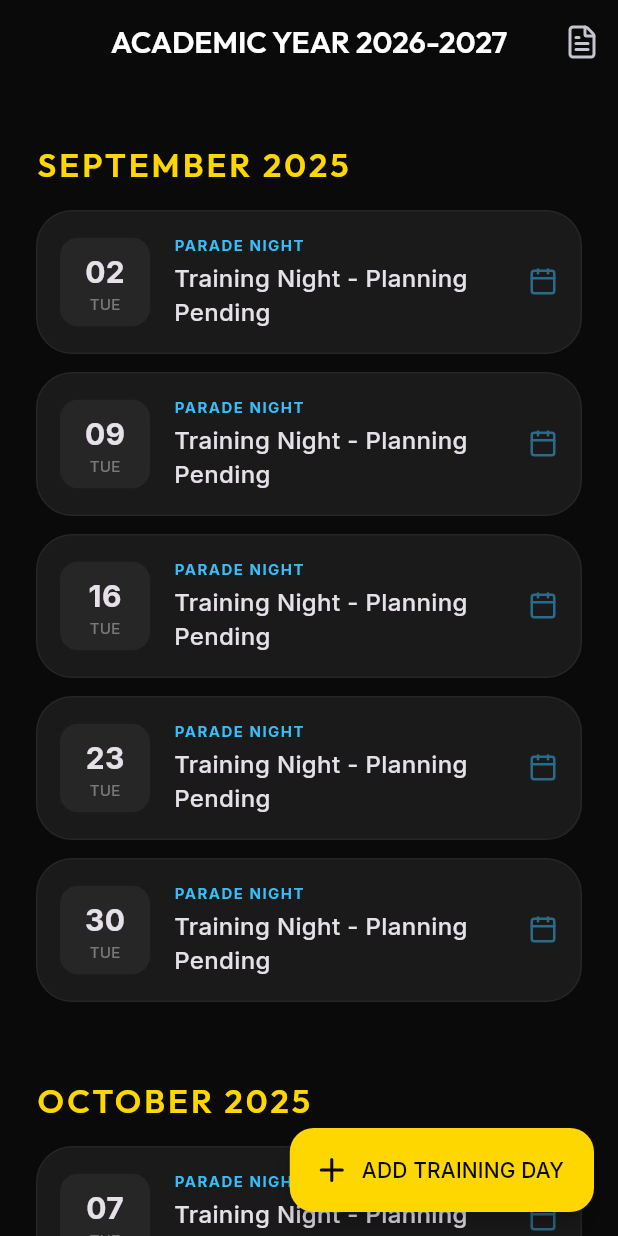
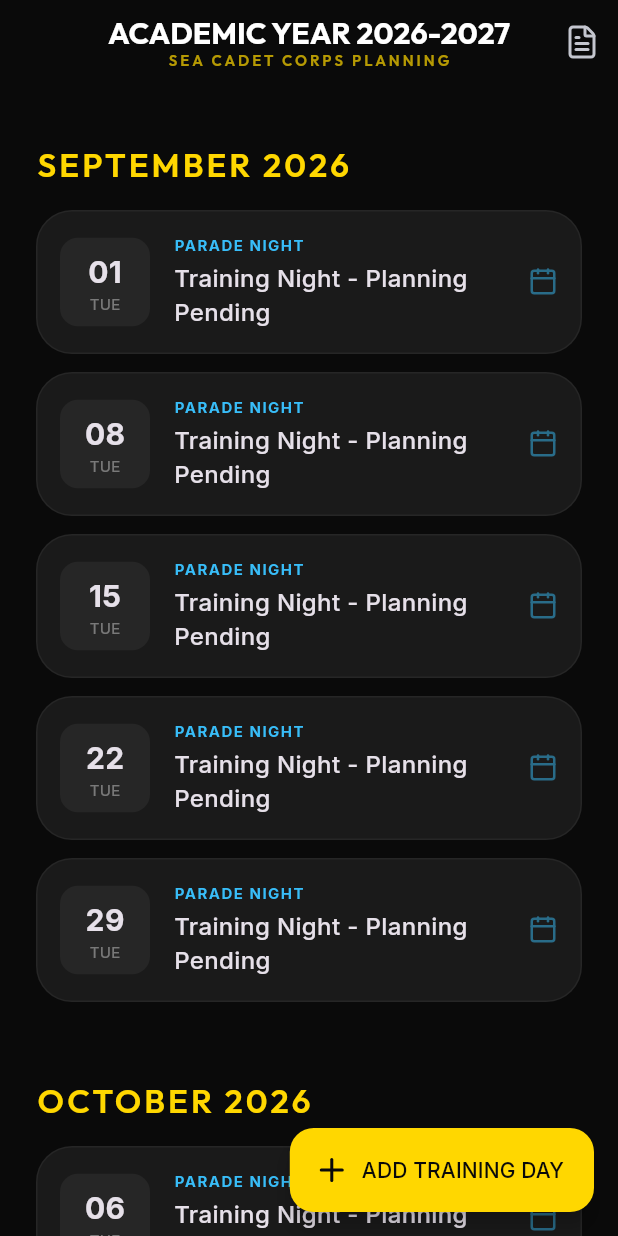
Before and after one commit to jonh2oman/training-officer-tool, a Flutter app: the screen it shows after launch, on a phone screen of 412 x 824 dp. Run offline on Flutter 3.47's test engine with Material 3 defaults, Android fonts, the phone set to English and light mode, and no system bars; our stand-ins replace flutter_riverpod, go_router, google_fonts, lucide_icons.

Commit message:
Fix: Header readability, academic year dates, and navigation routing

```diff
--- a/lib/src/features/calendar/application/training_controller.dart
+++ b/lib/src/features/calendar/application/training_controller.dart
@@ -27,9 +27,8 @@ class TrainingController extends StateNotifier<TrainingState> {
   }
 
   void _initializeAcademicYear() {
-    // Basic logic to find all Tuesdays between Sep 1 and Jun 30
-    final now = DateTime.now();
-    final startYear = now.month >= 9 ? now.year : now.year - 1;
+    // Setting specifically for the 2026-2027 academic year
+    const startYear = 2026;
     final startDate = DateTime(startYear, 9, 1);
     final endDate = DateTime(startYear + 1, 6, 30);
 
--- a/lib/src/features/calendar/presentation/academic_calendar_screen.dart
+++ b/lib/src/features/calendar/presentation/academic_calendar_screen.dart
@@ -22,7 +22,23 @@ class AcademicCalendarScreen extends ConsumerWidget {
 
     return Scaffold(
       appBar: AppBar(
-        title: const Text('ACADEMIC YEAR 2026-2027'),
+        title: Column(
+          children: [
+            Text(
+              'ACADEMIC YEAR 2026-2027',
+              style: TextStyle(color: Colors.white, fontWeight: FontWeight.bold),
+            ),
+            Text(
+              'SEA CADET CORPS PLANNING',
+              style: TextStyle(
+                fontSize: 10,
+                color: AppTheme.gold.withOpacity(0.7),
+                letterSpacing: 2,
+              ),
+            ),
+          ],
+        ),
+        centerTitle: true,
         actions: [
           IconButton(
             icon: const Icon(LucideIcons.fileText),
--- a/lib/src/routing/app_router.dart
+++ b/lib/src/routing/app_router.dart
@@ -12,14 +12,12 @@ final goRouterProvider = Provider<GoRouter>((ref) {
       GoRoute(
         path: '/',
         builder: (context, state) => const AcademicCalendarScreen(),
-        routes: [
-          GoRoute(
-            path: 'planning/:sessionId',
-            builder: (context, state) => PlanningMatrixScreen(
-              sessionId: state.pathParameters['sessionId']!,
-            ),
-          ),
-        ],
+      ),
+      GoRoute(
+        path: '/planning/:sessionId',
+        builder: (context, state) => PlanningMatrixScreen(
+          sessionId: state.pathParameters['sessionId']!,
+        ),
       ),
     ],
   );
```
